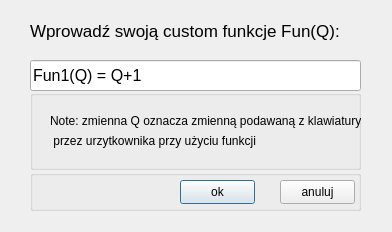
Qt form input.ui (PetereQ/kalkulator-prosto-naukowy) before a commit.
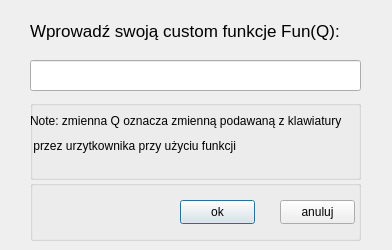
The same form after that commit.

The edit to the form file:
```diff
--- a/input.ui
+++ b/input.ui
@@ -7,7 +7,7 @@
     <x>0</x>
     <y>0</y>
     <width>392</width>
-    <height>232</height>
+    <height>250</height>
    </rect>
   </property>
   <property name="sizePolicy">
@@ -47,9 +47,9 @@
    <property name="geometry">
     <rect>
      <x>30</x>
-     <y>170</y>
+     <y>180</y>
      <width>331</width>
-     <height>41</height>
+     <height>61</height>
     </rect>
    </property>
    <property name="sizePolicy">
@@ -73,7 +73,7 @@
     <property name="geometry">
      <rect>
       <x>150</x>
-      <y>10</y>
+      <y>20</y>
       <width>75</width>
       <height>24</height>
      </rect>
@@ -86,7 +86,7 @@
     <property name="geometry">
      <rect>
       <x>250</x>
-      <y>10</y>
+      <y>20</y>
       <width>75</width>
       <height>24</height>
      </rect>
@@ -111,14 +111,14 @@
     </font>
    </property>
    <property name="text">
-    <string>Fun1(Q) = Q+1</string>
+    <string/>
    </property>
   </widget>
   <widget class="QGroupBox" name="groupBox_2">
    <property name="geometry">
     <rect>
      <x>30</x>
-     <y>90</y>
+     <y>100</y>
      <width>331</width>
      <height>80</height>
     </rect>
@@ -129,9 +129,9 @@
    <widget class="QLabel" name="label_2">
     <property name="geometry">
      <rect>
-      <x>20</x>
-      <y>20</y>
-      <width>351</width>
+      <x>0</x>
+      <y>10</y>
+      <width>331</width>
       <height>21</height>
      </rect>
     </property>
@@ -142,10 +142,10 @@
    <widget class="QLabel" name="label_3">
     <property name="geometry">
      <rect>
-      <x>20</x>
-      <y>40</y>
+      <x>0</x>
+      <y>30</y>
       <width>321</width>
-      <height>21</height>
+      <height>31</height>
      </rect>
     </property>
     <property name="text">
```
Left out of the diff: 2 changed lines with no effect on the pictures.
